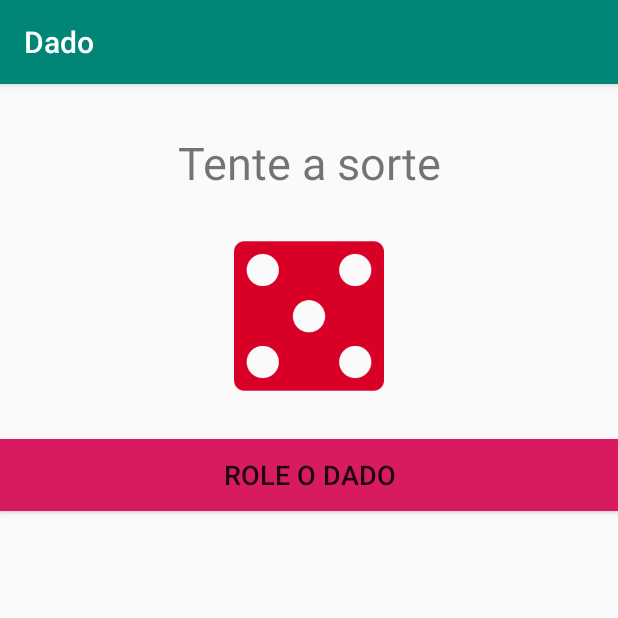
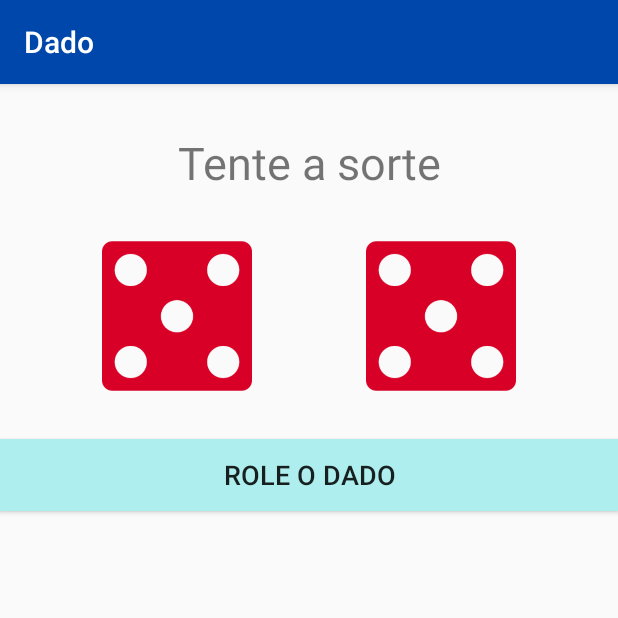
Before and after one commit to ytaconelli/Dado, an Android app: the screen it shows after launch (MainActivity), after a tap on "ROLE O DADO", on a phone screen of 412 x 824 dp, the top half of it. Run offline under Robolectric (Android 15) with nearby library versions, the phone set to English and light mode, and no system bars.

Commit message:
Adição de um dado a mais

```diff
--- /dev/null
+++ b/app/src/main/java/com/example/dado/Dado2.java
@@ -0,0 +1,26 @@
+package com.example.dado;
+
+import java.util.Random;
+
+public class Dado2 {
+    private  int numero;
+    public  Dado2(){
+        this.setNumero(1);
+    }
+    public int getNumero() {
+        return numero;
+    }
+
+    public void setNumero(int numero){
+        if (numero > 0 && numero < 7){
+            this.numero = numero;
+        }
+        else {
+            this.numero = 1;
+        }
+    }
+    public void JogarDado(){
+        Random gerador1 = new Random();
+        this.setNumero(gerador1.nextInt(6)+1);
+    }
+}
--- a/app/src/main/java/com/example/dado/MainActivity.java
+++ b/app/src/main/java/com/example/dado/MainActivity.java
@@ -9,34 +9,58 @@ import android.widget.ImageView;
 public class MainActivity extends AppCompatActivity {
 
     private ImageView imageViewDado;
+    private ImageView imageViewDado2;
 
     @Override
     protected void onCreate(Bundle savedInstanceState) {
         super.onCreate(savedInstanceState);
         setContentView(R.layout.activity_main);
         imageViewDado = findViewById(R.id.image_view_dado);
+        imageViewDado2 = findViewById(R.id.image_view_dado2);
     }
 
     public  void JogarDado (View v){
         Dado dado = new Dado();
+        Dado2 dado2 = new Dado2();
         dado.JogarDado();
+        dado2.JogarDado();
+
         if (dado.getNumero()==1){
             imageViewDado.setImageResource(R.drawable.dado1);
         }
-        if (dado.getNumero()==2){
+        else if (dado.getNumero()==2){
             imageViewDado.setImageResource(R.drawable.dado2);
         }
-        if (dado.getNumero()==3){
+        else if (dado.getNumero()==3){
             imageViewDado.setImageResource(R.drawable.dado3);
         }
-        if (dado.getNumero()==4){
+        else if (dado.getNumero()==4){
             imageViewDado.setImageResource(R.drawable.dado4);
         }
-        if (dado.getNumero()==5){
+        else if (dado.getNumero()==5){
             imageViewDado.setImageResource(R.drawable.dado5);
         }
-        if (dado.getNumero()==6){
+        else if (dado.getNumero()==6){
             imageViewDado.setImageResource(R.drawable.dado6);
+        }
+
+        if (dado2.getNumero()==1){
+            imageViewDado2.setImageResource(R.drawable.dado1);
+        }
+        else if (dado2.getNumero()==2){
+            imageViewDado2.setImageResource(R.drawable.dado2);
+        }
+        else if (dado2.getNumero()==3){
+            imageViewDado2.setImageResource(R.drawable.dado3);
+        }
+        else if (dado2.getNumero()==4){
+            imageViewDado2.setImageResource(R.drawable.dado4);
+        }
+        else if (dado2.getNumero()==5){
+            imageViewDado2.setImageResource(R.drawable.dado5);
+        }
+        else if (dado2.getNumero()==6){
+            imageViewDado2.setImageResource(R.drawable.dado6);
         }
     }
 }
--- a/app/src/main/res/layout/activity_main.xml
+++ b/app/src/main/res/layout/activity_main.xml
@@ -10,8 +10,10 @@
         android:id="@+id/image_view_dado"
         android:layout_width="100dp"
         android:layout_height="100dp"
+        android:layout_marginStart="8dp"
         android:layout_marginTop="32dp"
-        app:layout_constraintEnd_toEndOf="parent"
+        android:layout_marginEnd="8dp"
+        app:layout_constraintEnd_toStartOf="@+id/image_view_dado2"
         app:layout_constraintStart_toStartOf="parent"
         app:layout_constraintTop_toBottomOf="@+id/textView"
         app:srcCompat="@drawable/dado1" />
@@ -41,4 +43,16 @@
         app:layout_constraintEnd_toEndOf="parent"
         app:layout_constraintStart_toStartOf="parent"
         app:layout_constraintTop_toBottomOf="@+id/image_view_dado" />
+
+    <ImageView
+        android:id="@+id/image_view_dado2"
+        android:layout_width="100dp"
+        android:layout_height="100dp"
+        android:layout_marginStart="8dp"
+        android:layout_marginTop="32dp"
+        android:layout_marginEnd="8dp"
+        app:layout_constraintEnd_toEndOf="parent"
+        app:layout_constraintStart_toEndOf="@+id/image_view_dado"
+        app:layout_constraintTop_toBottomOf="@+id/textView"
+        app:srcCompat="@drawable/dado2" />
 </androidx.constraintlayout.widget.ConstraintLayout>
--- a/app/src/main/res/values/colors.xml
+++ b/app/src/main/res/values/colors.xml
@@ -1,6 +1,6 @@
 <?xml version="1.0" encoding="utf-8"?>
 <resources>
-    <color name="colorPrimary">#008577</color>
-    <color name="colorPrimaryDark">#00574B</color>
-    <color name="colorAccent">#D81B60</color>
+    <color name="colorPrimary">#0047AB</color>
+    <color name="colorPrimaryDark">#0000DD</color>
+    <color name="colorAccent">#AFEEEE</color>
 </resources>
```
